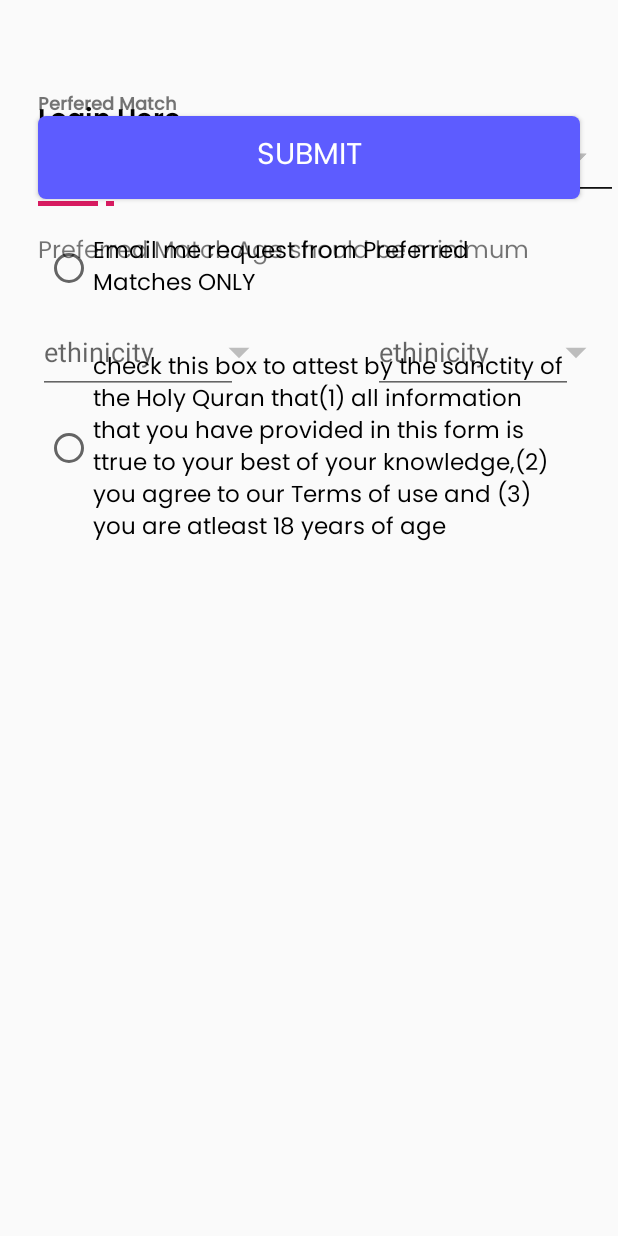
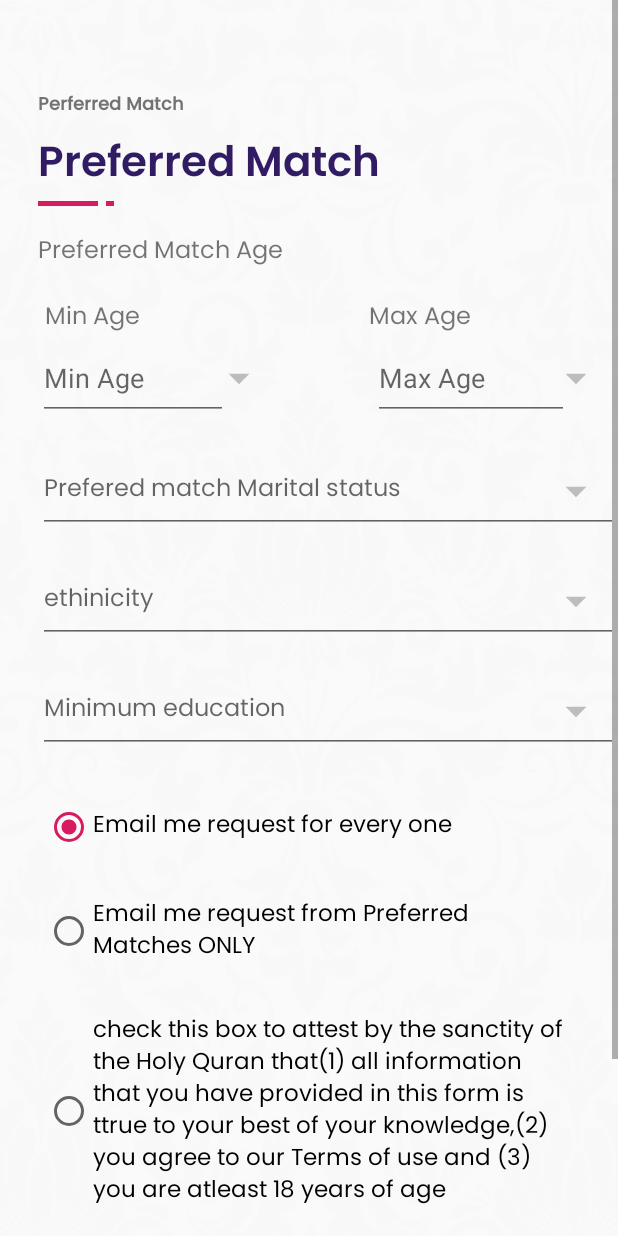
Before and after one commit to amolbodhare/shianikha, an Android app: the RegSixthPageActivity screen opened directly, with no data from a screen before it, on a phone screen of 412 x 824 dp. Run offline under Robolectric (Android 15) with nearby library versions, the phone set to English and light mode, and no system bars.

Commit message:
28-05-19 08.00 PM
All spinner EditText gravity is changed
TextInputEditText font and size is changed
All pages background image is changed
Preferrred page problem is resolved
otp autonext on text inpu is changed
Moving to add Helper library and call webapi

```diff
--- a/app/src/main/java/com/example/shianikha/activities/RegSixthPageActivity.java
+++ b/app/src/main/java/com/example/shianikha/activities/RegSixthPageActivity.java
@@ -39,6 +39,7 @@ public class RegSixthPageActivity extends AppCompatActivity {
                 startActivity(i);
             }
         });
+
 
       /*  Spinner min_age_spinner = (Spinner) findViewById(R.id.min_age_spinner);
         Spinner max_age_spinner = (Spinner) findViewById(R.id.max_age_spinner);
--- a/app/src/main/java/com/example/shianikha/activities/WalkThroughActivity.java
+++ b/app/src/main/java/com/example/shianikha/activities/WalkThroughActivity.java
@@ -45,6 +45,7 @@ public class WalkThroughActivity extends AppCompatActivity {
             @Override
             public void onClick(View v)
             {
+
                 Intent i=new Intent(WalkThroughActivity.this,RegisterationActivity.class);
                 startActivity(i);
             }
--- a/app/src/main/res/layout/activity_reg_sixth_page.xml
+++ b/app/src/main/res/layout/activity_reg_sixth_page.xml
@@ -6,6 +6,13 @@
     android:layout_width="match_parent"
     android:layout_height="match_parent"
     tools:context=".activities.RegSixthPageActivity">
+
+
+    <ImageView
+        android:layout_width="match_parent"
+        android:layout_height="match_parent"
+        android:scaleType="fitXY"
+        android:src="@drawable/aaaaaa"/>
 
         <ScrollView
             android:layout_width="match_parent"
@@ -25,7 +32,7 @@
                 android:textSize="12dp"
                 android:layout_marginLeft="25dp"
                 android:layout_marginRight="25dp"
-                android:text="Perfered Match"
+                android:text="Perferred Match"
                 android:textStyle="bold" />
 
             <TextView
@@ -74,12 +81,37 @@
                 android:layout_marginTop="17dp"
                 android:layout_marginRight="25dp"
                 android:gravity="center"
-                android:text="Preferred Match Age should be minimum "
+                android:text="Preferred Match Age"
                 android:textSize="16dp" />
+
+            <LinearLayout
+                android:layout_width="match_parent"
+                android:weightSum="1"
+                android:layout_marginTop="17dp"
+                android:layout_below="@id/pref_match_age_tv"
+                android:layout_height="wrap_content">
+                <TextView
+                    android:text="Min Age"
+                    android:fontFamily="@font/poppins_regular"
+                    android:textSize="16dp"
+                    android:paddingLeft="30dp"
+                    android:layout_weight="0.5"
+                    android:layout_width="0dp"
+                    android:layout_height="wrap_content" />
+                <TextView
+                    android:text="Max Age"
+                    android:fontFamily="@font/poppins_regular"
+                    android:textSize="16dp"
+                    android:paddingLeft="40dp"
+                    android:layout_weight="0.5"
+                    android:layout_width="0dp"
+                    android:layout_height="wrap_content" />
+            </LinearLayout>
 
             <LinearLayout
                 android:id="@+id/age_layout"
                 android:layout_below="@id/pref_match_age_tv"
+                android:layout_marginTop="17dp"
                 android:layout_width="match_parent"
                 android:layout_height="wrap_content"
                 android:weightSum="10">
@@ -96,7 +128,7 @@
                         android:id="@+id/min_age_spinner_ed"
                         android:layout_width="wrap_content"
                         android:layout_height="match_parent"
-                        android:hint="ethinicity"
+                        android:hint="Min Age"
                         android:gravity="center"
                         android:focusable="false"
                         android:paddingRight="56dp" />
@@ -125,7 +157,7 @@
                     android:layout_marginTop="45dp"
                     android:layout_marginRight="25dp"/>-->
                 <RelativeLayout
-                    android:id="@+id/max_age__spinner_layout"
+                    android:id="@+id/max_age_spinner_layout"
                     android:layout_width="0dp"
                     android:layout_marginTop="25dp"
                     android:layout_weight="4.5"
@@ -136,7 +168,7 @@
                         android:id="@+id/max_age_spinner_ed"
                         android:layout_width="wrap_content"
                         android:layout_height="match_parent"
-                        android:hint="ethinicity"
+                        android:hint="Max Age"
                         android:gravity="center"
                         android:focusable="false"
                         android:paddingRight="56dp" />
@@ -163,9 +195,9 @@
                 android:alpha="0.5" />
 -->
             <RelativeLayout
-                android:id="@+id/pref_match_status_spinner_layout"
+                android:id="@+id/pref_match_marital_status_spinner_layout"
+                android:layout_below="@id/age_layout"
                 android:layout_width="match_parent"
-                android:layout_marginTop="17dp"
                 android:layout_marginLeft="25dp"
                 android:layout_height="56dp">
 
@@ -174,7 +206,8 @@
                     android:layout_width="match_parent"
                     android:layout_height="match_parent"
                     android:hint="Prefered match Marital status"
-                    android:gravity="center"
+                    android:fontFamily="@font/poppins_regular"
+                    android:textSize="16dp"
                     android:focusable="false"
                     android:paddingRight="56dp" />
 
@@ -199,6 +232,7 @@
                 android:layout_marginRight="25dp" />-->
             <RelativeLayout
                 android:id="@+id/pref_match_ethnicity_spinner_layout"
+                android:layout_below="@id/pref_match_marital_status_spinner_layout"
                 android:layout_width="match_parent"
                 android:layout_marginTop="17dp"
                 android:layout_marginLeft="25dp"
@@ -209,7 +243,8 @@
                     android:layout_width="match_parent"
                     android:layout_height="match_parent"
                     android:hint="ethinicity"
-                    android:gravity="center"
+                    android:fontFamily="@font/poppins_regular"
+                    android:textSize="16dp"
                     android:focusable="false"
                     android:paddingRight="56dp" />
 
@@ -233,6 +268,7 @@
                 android:layout_marginRight="25dp" />-->
             <RelativeLayout
                 android:id="@+id/pref_match_min_education_spinner_layout"
+                android:layout_below="@id/pref_match_ethnicity_spinner_layout"
                 android:layout_width="match_parent"
                 android:layout_marginTop="17dp"
                 android:layout_marginLeft="25dp"
@@ -243,7 +279,8 @@
                     android:layout_width="match_parent"
                     android:layout_height="match_parent"
                     android:hint="Minimum education"
-                    android:gravity="center"
+                    android:fontFamily="@font/poppins_regular"
+                    android:textSize="16dp"
                     android:focusable="false"
                     android:paddingRight="56dp" />
 
@@ -259,6 +296,7 @@
 
             <RadioGroup
                 android:id="@+id/islam_convert_rdg"
+                android:layout_below="@id/pref_match_min_education_spinner_layout"
                 android:layout_marginTop="33dp"
                 android:orientation="vertical"
                 android:layout_marginLeft="30dp"
@@ -297,6 +335,7 @@
 
             <Button
                 android:id="@+id/btn_register"
+                android:layout_below="@id/islam_convert_rdg"
                 android:layout_width="match_parent"
                 android:layout_height="55dp"
                 android:layout_marginTop="17dp"
@@ -311,6 +350,7 @@
 
             <TextView
                 android:id="@+id/have_account_tv"
+                android:layout_below="@id/btn_register"
                 android:layout_width="match_parent"
                 android:layout_height="wrap_content"
                 android:layout_marginLeft="25dp"
@@ -319,8 +359,10 @@
                 android:fontFamily="@font/poppins_semibold"
                 android:text="Already have an account"
                 android:textSize="18dp" />
+
             <TextView
                 android:id="@+id/login_here"
+                android:layout_below="@id/have_account_tv"
                 android:layout_marginTop="5dp"
                 android:layout_marginLeft="25dp"
                 android:layout_marginRight="25dp"
--- a/app/src/main/res/layout/activity_walk_through.xml
+++ b/app/src/main/res/layout/activity_walk_through.xml
@@ -17,17 +17,18 @@
 
     <RelativeLayout
         android:layout_width="match_parent"
+        android:layout_marginTop="53dp"
         android:layout_centerVertical="true"
         android:layout_height="match_parent">
 
         <RelativeLayout
             android:id="@+id/relativeLayout"
+            android:layout_marginTop="35dp"
             android:layout_width="match_parent"
             android:layout_height="wrap_content">
 
             <android.support.v4.view.ViewPager
                 android:id="@+id/slideViewPager"
-                android:layout_marginTop="53dp"
                 android:layout_width="match_parent"
                 android:layout_height="380dp" />
 
```
Also changed, not shown: app/src/main/java/com/example/shianikha/activities/OTPVereificationActivty.java (+96 -0 lines), app/src/main/java/com/example/shianikha/activities/RegisterationActivity.java (+21 -3 lines), app/src/main/res/layout/activity_otp_verification.xml (+28 -18 lines), app/src/main/res/layout/activity_reg_fifth_page.xml (+9 -2 lines), app/src/main/res/layout/activity_reg_fourth_page.xml (+10 -3 lines), app/src/main/res/layout/activity_reg_second_page.xml (+19 -6 lines), app/src/main/res/layout/activity_reg_third_page.xml (+21 -8 lines), app/src/main/res/layout/activity_registeration.xml (+17 -5 lines).
